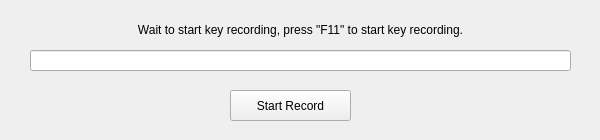
This is QKeyMapper/qkeyrecord.ui in Zalafina/QKeyMapper as Qt 5 draws it before an edit. The edited form follows.
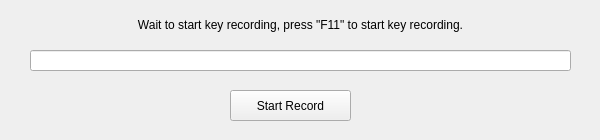
This is the edited form.

```diff
--- a/QKeyMapper/qkeyrecord.ui
+++ b/QKeyMapper/qkeyrecord.ui
@@ -17,9 +17,9 @@
    <property name="geometry">
     <rect>
      <x>30</x>
-     <y>20</y>
+     <y>10</y>
      <width>541</width>
-     <height>20</height>
+     <height>30</height>
     </rect>
    </property>
    <property name="text">
```
